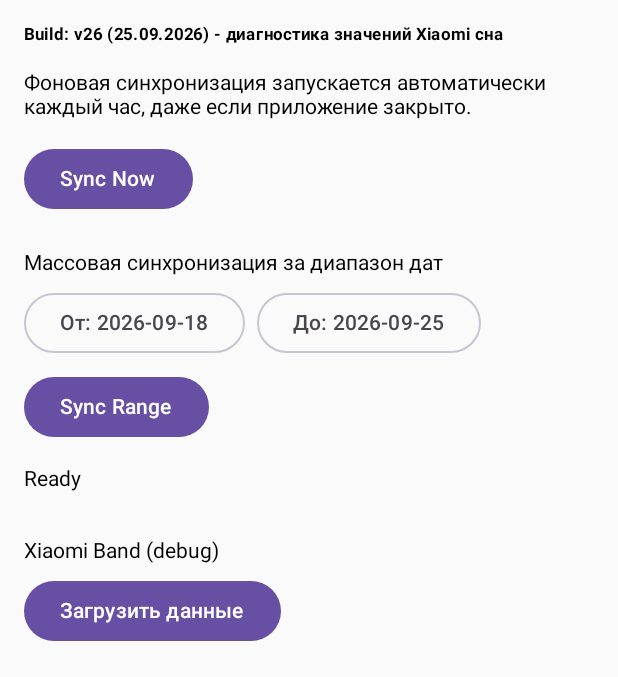
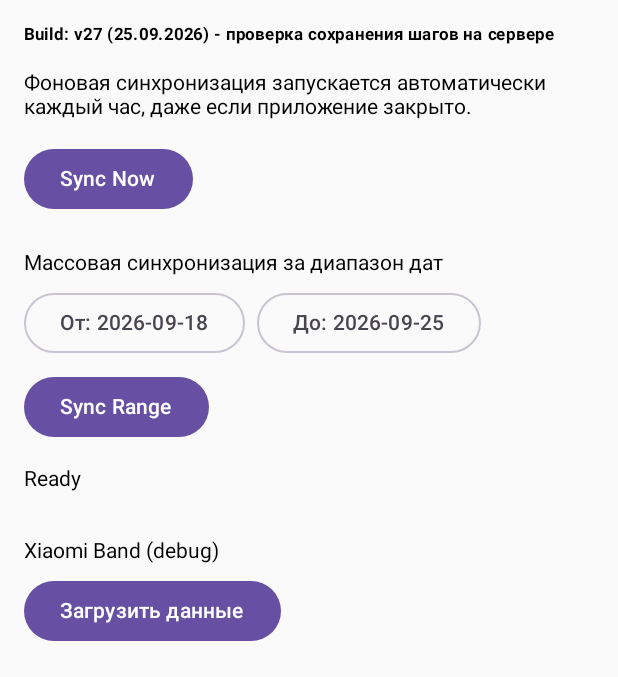
Before and after one commit to vsuh/sleepmon, an Android app built with Jetpack Compose: the screen it shows after launch (MainActivity), on a phone screen of 412 x 824 dp, the part 73-750 px from its top. Run offline under Robolectric (Android 15) with nearby library versions, the light colour scheme and no system bars; libraries missing offline, so code that uses them is left out: androidx.health.connect; pictures from the network do not load; 3 statements that could not run were skipped.

Commit message:
Bump Android build tag to v27

```diff
--- a/android_sync_app/app/src/main/java/com/example/sleepmonitorsync/MainActivity.kt
+++ b/android_sync_app/app/src/main/java/com/example/sleepmonitorsync/MainActivity.kt
@@ -46,7 +46,7 @@ class MainActivity : ComponentActivity() {
          * 2026-09-15 - see 10-projects/sleep-monitor/task.md "process rule" entry).
          * Format: "vN (ДД.ММ.ГГГГ) - краткое описание изменения".
          */
-        const val APP_BUILD_TAG = "v26 (25.09.2026) - диагностика значений Xiaomi сна"
+        const val APP_BUILD_TAG = "v27 (25.09.2026) - проверка сохранения шагов на сервере"
     }
 
     private val permissions = setOf(
```
